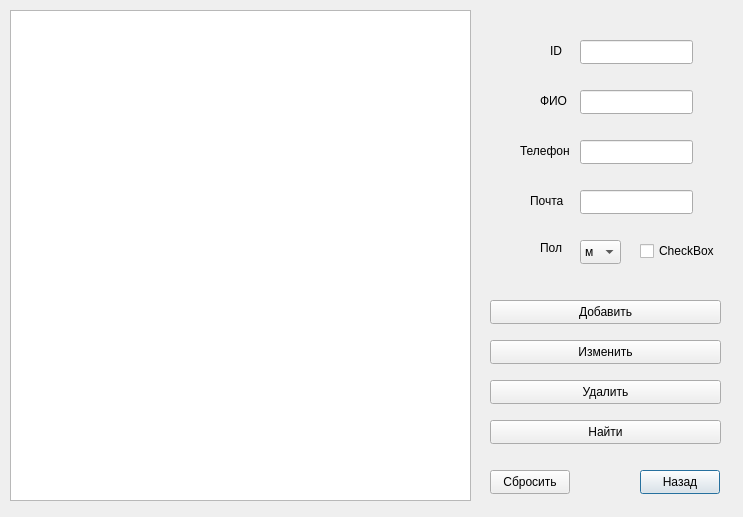
artik0811/ud_kursach, file table_client.ui: the form before one commit.
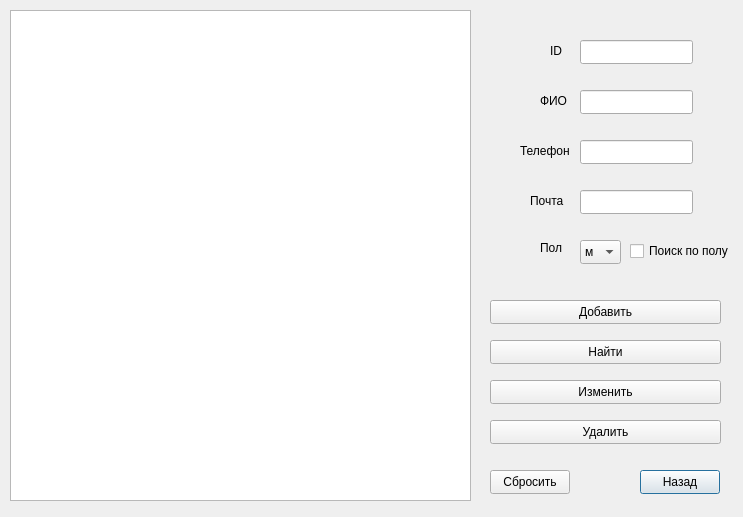
The form after the commit.

Patch:
```diff
--- a/table_client.ui
+++ b/table_client.ui
@@ -178,7 +178,7 @@
    <property name="geometry">
     <rect>
      <x>490</x>
-     <y>340</y>
+     <y>380</y>
      <width>231</width>
      <height>24</height>
     </rect>
@@ -191,7 +191,7 @@
    <property name="geometry">
     <rect>
      <x>490</x>
-     <y>380</y>
+     <y>420</y>
      <width>231</width>
      <height>24</height>
     </rect>
@@ -204,7 +204,7 @@
    <property name="geometry">
     <rect>
      <x>490</x>
-     <y>420</y>
+     <y>340</y>
      <width>231</width>
      <height>24</height>
     </rect>
@@ -229,14 +229,14 @@
   <widget class="QCheckBox" name="checkBox">
    <property name="geometry">
     <rect>
-     <x>640</x>
+     <x>630</x>
      <y>240</y>
-     <width>77</width>
+     <width>101</width>
      <height>22</height>
     </rect>
    </property>
    <property name="text">
-    <string>CheckBox</string>
+    <string>Поиск по полу</string>
    </property>
   </widget>
  </widget>
```
